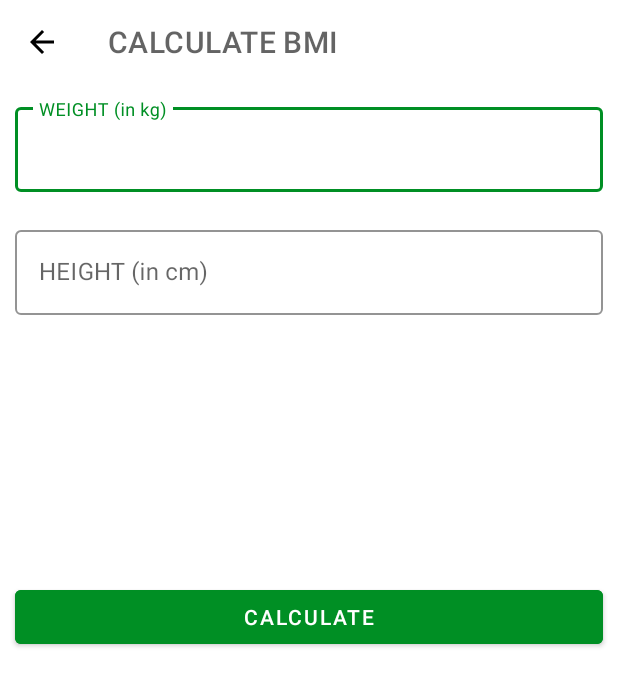
After one commit to ellisit/7MinutesWorkOut, an Android app: the BMIActivity screen opened directly, with no data from a screen before it, on a phone screen of 412 x 824 dp. The commit adds this screen. Shown: the top 686 px of the screen. Run offline under Robolectric (Android 15) with nearby library versions, the phone set to English and light mode, and no system bars.

Commit message:
Calculate BMI

```diff
--- a/app/src/main/AndroidManifest.xml
+++ b/app/src/main/AndroidManifest.xml
@@ -20,6 +20,9 @@
         android:theme="@style/Theme.SevenMinutesWorkout"
         tools:targetApi="31">
         <activity
+            android:name=".BMIActivity"
+            android:exported="false" />
+        <activity
             android:name=".FinishedActivity"
             android:exported="false" />
         <activity
--- a/app/src/main/java/com/eliott/training/sevenminutesworkout/MainActivity.kt
+++ b/app/src/main/java/com/eliott/training/sevenminutesworkout/MainActivity.kt
@@ -21,6 +21,11 @@
             val intent = Intent(this,ExerciseActivity::class.java)
             startActivity(intent)
         }
+
+        binding?.flBMI?.setOnClickListener{
+            val intent = Intent(this, BMIActivity::class.java)
+            startActivity(intent)
+        }
     }
 
     override fun onDestroy() {
--- /dev/null
+++ b/app/src/main/res/layout/activity_bmiactivity.xml
@@ -0,0 +1,117 @@
+<?xml version="1.0" encoding="utf-8"?>
+<RelativeLayout xmlns:android="http://schemas.android.com/apk/res/android"
+    xmlns:app="http://schemas.android.com/apk/res-auto"
+    xmlns:tools="http://schemas.android.com/tools"
+    android:layout_width="match_parent"
+    android:layout_height="match_parent"
+    android:orientation="vertical"
+    tools:context=".BMIActivity">
+
+    <androidx.appcompat.widget.Toolbar
+        android:id="@+id/toolbarBMI"
+        android:layout_width="match_parent"
+        android:layout_height="?android:attr/actionBarSize"
+        android:theme="@style/ToolbarTheme"
+        android:background="@color/white"
+        app:titleTextColor="@color/colorPrimary"
+        />
+
+    <com.google.android.material.textfield.TextInputLayout
+        android:id="@+id/tilMetricUnitWeight"
+        android:layout_margin="10dp"
+        app:boxStrokeColor="@color/colorAccent"
+        app:hintTextColor="@color/colorAccent"
+        android:layout_below="@id/toolbarBMI"
+        style="@style/Widget.MaterialComponents.TextInputLayout.OutlinedBox"
+        android:layout_width="match_parent"
+        android:layout_height="wrap_content">
+
+        <androidx.appcompat.widget.AppCompatEditText
+            android:id="@+id/etMetricUnitWeight"
+            android:layout_width="match_parent"
+            android:layout_height="wrap_content"
+            android:hint="WEIGHT (in kg)"
+            android:inputType="numberDecimal"
+            android:textSize="16sp" />
+    </com.google.android.material.textfield.TextInputLayout>
+
+    <com.google.android.material.textfield.TextInputLayout
+        android:id="@+id/tilMetricUnitHeight"
+        android:layout_margin="10dp"
+        app:boxStrokeColor="@color/colorAccent"
+        app:hintTextColor="@color/colorAccent"
+        android:layout_below="@id/tilMetricUnitWeight"
+        style="@style/Widget.MaterialComponents.TextInputLayout.OutlinedBox"
+        android:layout_width="match_parent"
+        android:layout_height="wrap_content">
+
+        <androidx.appcompat.widget.AppCompatEditText
+            android:id="@+id/etMetricUnitHeight"
+            android:layout_width="match_parent"
+            android:layout_height="wrap_content"
+            android:hint="HEIGHT (in cm)"
+            android:inputType="numberDecimal"
+            android:textSize="16sp" />
+    </com.google.android.material.textfield.TextInputLayout>
+
+    <LinearLayout
+        android:id="@+id/llDisplayBMIResult"
+        android:layout_below="@id/tilMetricUnitHeight"
+        android:layout_width="match_parent"
+        android:layout_height="wrap_content"
+        android:layout_marginTop="25dp"
+        android:padding="10dp"
+        android:orientation="vertical"
+        android:visibility="invisible"
+        tools:visibility="visible">
+
+        <TextView
+            android:id="@+id/tvYourBMI"
+            android:layout_width="match_parent"
+            android:layout_height="wrap_content"
+            android:gravity="center"
+            android:text="YOUR BMI"
+            android:textAllCaps="true"
+            android:textSize="16sp" />
+
+        <TextView
+            android:id="@+id/tvBMIValue"
+            android:layout_width="match_parent"
+            android:layout_height="wrap_content"
+            android:layout_marginTop="5dp"
+            android:gravity="center"
+            android:textSize="18sp"
+            android:textStyle="bold"
+            tools:text="15.00" />
+
+        <TextView
+            android:id="@+id/tvBMIType"
+            android:layout_width="match_parent"
+            android:layout_height="wrap_content"
+            android:layout_marginTop="5dp"
+            android:gravity="center"
+            android:textSize="18sp"
+            tools:text="Normal" />
+
+        <TextView
+            android:id="@+id/tvBMIDescription"
+            android:layout_width="match_parent"
+            android:layout_height="wrap_content"
+            android:layout_marginTop="5dp"
+            android:gravity="center"
+            android:textSize="18sp"
+            tools:text="Normal" />
+    </LinearLayout>
+
+    <Button
+        android:id="@+id/btn_calculate"
+        android:layout_margin="10dp"
+        android:layout_width="match_parent"
+        android:layout_height="wrap_content"
+        android:layout_below="@id/llDisplayBMIResult"
+        android:backgroundTint="@color/colorAccent"
+        android:layout_marginTop="30dp"
+        android:text="CALCULATE"/>
+
+
+</RelativeLayout>
```
Also changed, not shown: app/src/main/java/com/eliott/training/sevenminutesworkout/BMIActivity.kt (added, +105 -0 lines), app/src/main/java/com/eliott/training/sevenminutesworkout/ExerciseActivity.kt (+3 -4 lines), app/src/main/res/layout/activity_main.xml (+35 -0 lines).
